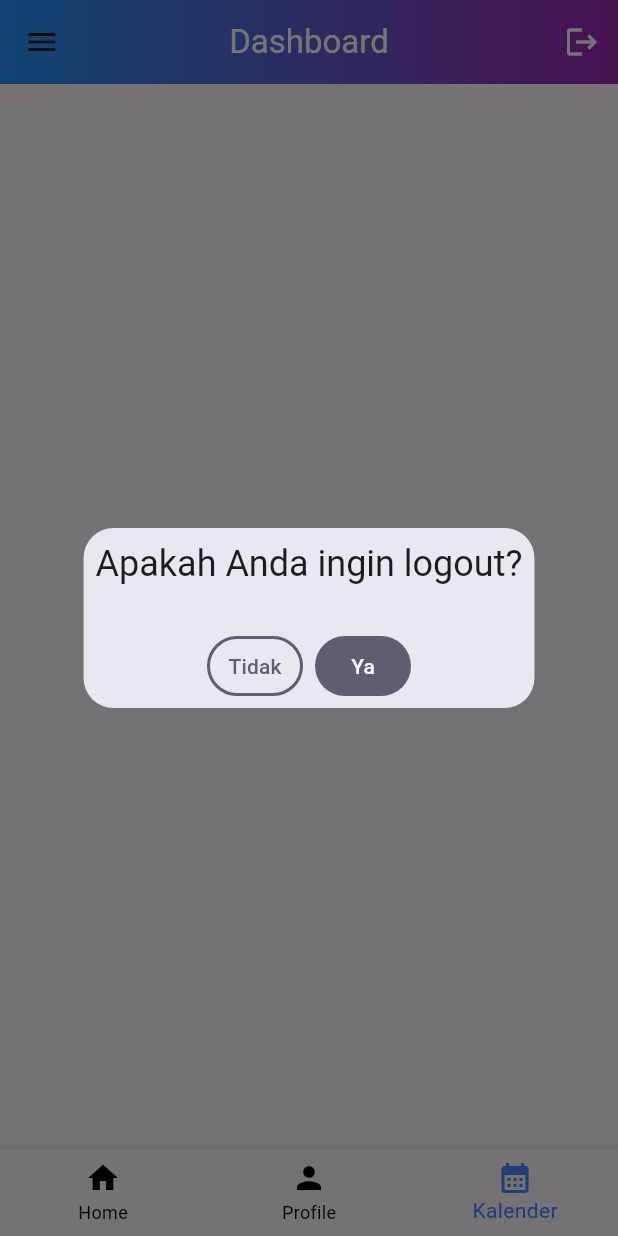
After one commit to Jayzenjuve/Praktikum_Android_Trimuldiyanto_Wijaya, a Flutter app: the Dashboard screen opened directly, item 3 of the bottom bar chosen, after a tap on the "logout" icon, on a phone screen of 412 x 824 dp. The commit adds this screen. Run offline on Flutter 3.47's test engine with Material 3 defaults, Android fonts, the phone set to English and light mode, and no system bars; our stand-ins replace get; network calls fail.

Commit message:
Praktikum sesi 3

```diff
--- /dev/null
+++ b/lib/dashboard.dart
@@ -0,0 +1,94 @@
+import "package:aplikasi/login.dart";
+import "package:aplikasi/pages/calender.dart";
+import "package:aplikasi/pages/home.dart";
+import "package:aplikasi/pages/profile.dart";
+import "package:flutter/material.dart";
+import "package:get/get.dart";
+
+class Dashboard extends StatefulWidget {
+  const Dashboard({super.key});
+
+  @override
+  State<Dashboard> createState() => _Dashboardstate();
+}
+
+class _Dashboardstate extends State<Dashboard> {
+
+  int _selectedIndex = 0;
+
+  final List<Widget> _pages = [
+    Home(),
+    Profile(),
+    Calender(),
+  ];
+
+  void _onItemTapped(int index){
+    setState(() {
+      _selectedIndex = index;
+    });
+  }
+
+  @override
+  Widget build(BuildContext context) {
+    return Scaffold(
+      appBar: AppBar(
+        title: const Text(
+          'Dashboard',
+          style: TextStyle(color: Colors.white),
+        ),
+        centerTitle: true,
+        flexibleSpace: Container(
+          decoration: const BoxDecoration(
+              gradient: LinearGradient(colors: [Colors.blue, Colors.purple])),
+        ),
+        leading: IconButton(
+          onPressed: () {
+            print('ini adalah tombol menu');
+          },
+          icon: const Icon(Icons.menu),
+        ),
+        actions: [
+          IconButton(
+            onPressed: () {
+              Get.defaultDialog(
+                title: 'Apakah Anda ingin logout?',
+                content: Container(),
+                textConfirm: 'Ya',
+                textCancel: 'Tidak',
+                onConfirm: () {
+                  Get.offAll(login());
+                },
+                onCancel: () {
+                  Get.back();
+                },
+              );
+
+            },
+            icon: const Icon(Icons.logout),
+            color: Colors.white,
+          ),
+        ],
+      ),
+      body: _pages[_selectedIndex],
+      bottomNavigationBar: BottomNavigationBar(
+        currentIndex: _selectedIndex,
+         onTap: _onItemTapped,
+         selectedItemColor: Colors.blueAccent,
+         unselectedItemColor: Colors.black,
+         items: [
+        BottomNavigationBarItem(
+          icon: Icon(Icons.home),
+          label: 'Home',
+        ),
+        BottomNavigationBarItem(
+          icon: Icon(Icons.person),
+          label: 'Profile'
+        ),
+        BottomNavigationBarItem(
+          icon: Icon(Icons.calendar_month),
+          label: 'Kalender'
+        ),
+      ]),
+    );
+  }
+}
--- a/lib/login.dart
+++ b/lib/login.dart
@@ -1,15 +1,17 @@
+import 'package:aplikasi/dashboard.dart';
 import 'package:flutter/material.dart';
+import "package:get/get.dart";
 
-class login extends StatefulWidget{
+class login extends StatefulWidget {
   const login({super.key});
 
   @override
   State<login> createState() => _loginState();
 }
 
-class _loginState extends State<login>{
+class _loginState extends State<login> {
   @override
-  Widget build(BuildContext context){
+  Widget build(BuildContext context) {
     return Scaffold(
         appBar: AppBar(
           title: const Text(
@@ -22,26 +24,25 @@ class _loginState extends State<login>{
                 gradient: LinearGradient(colors: [Colors.blue, Colors.purple])),
           ),
           leading: IconButton(
-          onPressed: (){
+            onPressed: () {
               print('ini adalah tombol menu');
             },
             icon: const Icon(Icons.menu),
           ),
           actions: [
             IconButton(
-              onPressed: (){
+              onPressed: () {
                 print('ini setting');
               },
               icon: const Icon(Icons.settings),
               color: Colors.white,
             ),
             IconButton(
-              onPressed: (){
+                onPressed: () {
                   print('ini pencarian');
                 },
                 icon: const Icon(Icons.search),
-              color: Colors.white
-              )
+                color: Colors.white)
           ],
         ),
         body: Padding(
@@ -62,8 +63,7 @@ class _loginState extends State<login>{
                     border: OutlineInputBorder(
                         borderRadius: BorderRadius.circular(8.0)),
                     labelText: 'Username',
-                prefixIcon: Icon(Icons.person)
-              ),
+                    prefixIcon: Icon(Icons.person)),
               ),
               SizedBox(
                 height: 10,
@@ -72,18 +72,16 @@ class _loginState extends State<login>{
                 obscureText: true,
                 decoration: InputDecoration(
                     border: OutlineInputBorder(
-                  borderRadius: BorderRadius.circular(8.0)
-                ),
+                        borderRadius: BorderRadius.circular(8.0)),
                     labelText: 'Password',
-              prefixIcon: Icon(Icons.password)
-              ),
+                    prefixIcon: Icon(Icons.lock)),
               ),
               SizedBox(
                 height: 20,
               ),
               ElevatedButton(
-              onPressed: (){
-                print('ini tombol masuk');
+                onPressed: () {
+                  Get.offAll(Dashboard());
                 },
                 style: ElevatedButton.styleFrom(
                   minimumSize: Size.fromHeight(50),
@@ -99,7 +97,6 @@ class _loginState extends State<login>{
               )
             ],
           ),
-      )
-    );
+        ));
   }
 }
--- a/lib/main.dart
+++ b/lib/main.dart
@@ -1,15 +1,17 @@
 import 'package:flutter/material.dart';
 import 'package:aplikasi/login.dart';
+import 'package:get/get.dart';
 
-void main(){
+void main() {
   runApp(const MyApp());
 }
-class MyApp extends StatelessWidget{
+
+class MyApp extends StatelessWidget {
   const MyApp({super.key});
 
   @override
-  Widget build(BuildContext context){
-    return const MaterialApp(
+  Widget build(BuildContext context) {
+    return GetMaterialApp(
       debugShowCheckedModeBanner: false,
       home: login(),
     );
--- /dev/null
+++ b/lib/pages/calender.dart
@@ -0,0 +1,21 @@
+import "package:flutter/material.dart";
+
+
+class Calender extends StatefulWidget {
+  const Calender({super.key});
+
+  @override
+  State<Calender> createState() => _Calenderstate();
+}
+
+class _Calenderstate extends State<Calender>{
+  @override
+  Widget build(BuildContext context) {
+    return Scaffold(
+      body: Center(
+        child: Text('ini calender'),
+      ),
+    );
+  }
+
+}
--- /dev/null
+++ b/lib/pages/home.dart
@@ -0,0 +1,21 @@
+import "package:flutter/material.dart";
+
+
+class Home extends StatefulWidget {
+  const Home({super.key});
+
+  @override
+  State<Home> createState() => _Homestate();
+}
+
+class _Homestate extends State<Home> {
+  @override
+  Widget build(BuildContext context) {
+    return Scaffold(
+      body: Center(
+        child: Text('ini home'),
+      ),
+    );
+  }
+
+}
--- /dev/null
+++ b/lib/pages/profile.dart
@@ -0,0 +1,21 @@
+import "package:flutter/material.dart";
+
+
+class Profile extends StatefulWidget {
+  const Profile({super.key});
+
+  @override
+  State<Profile> createState() => _Profilestate();
+}
+
+class _Profilestate extends State<Profile>{
+  @override
+  Widget build(BuildContext context) {
+    return Scaffold(
+      body: Center(
+        child: Text('ini profile'),
+      ),
+    );
+  }
+
+}
--- a/pubspec.yaml
+++ b/pubspec.yaml
@@ -35,6 +35,8 @@ dependencies:
   # The following adds the Cupertino Icons font to your application.
   # Use with the CupertinoIcons class for iOS style icons.
   cupertino_icons: ^1.0.8
+  get: ^4.6.6
+  riverpod: ^2.6.1
 
 dev_dependencies:
   flutter_test:
```
Also changed, not shown: pubspec.lock. Lines whose indentation alone changed are shown as unchanged.
